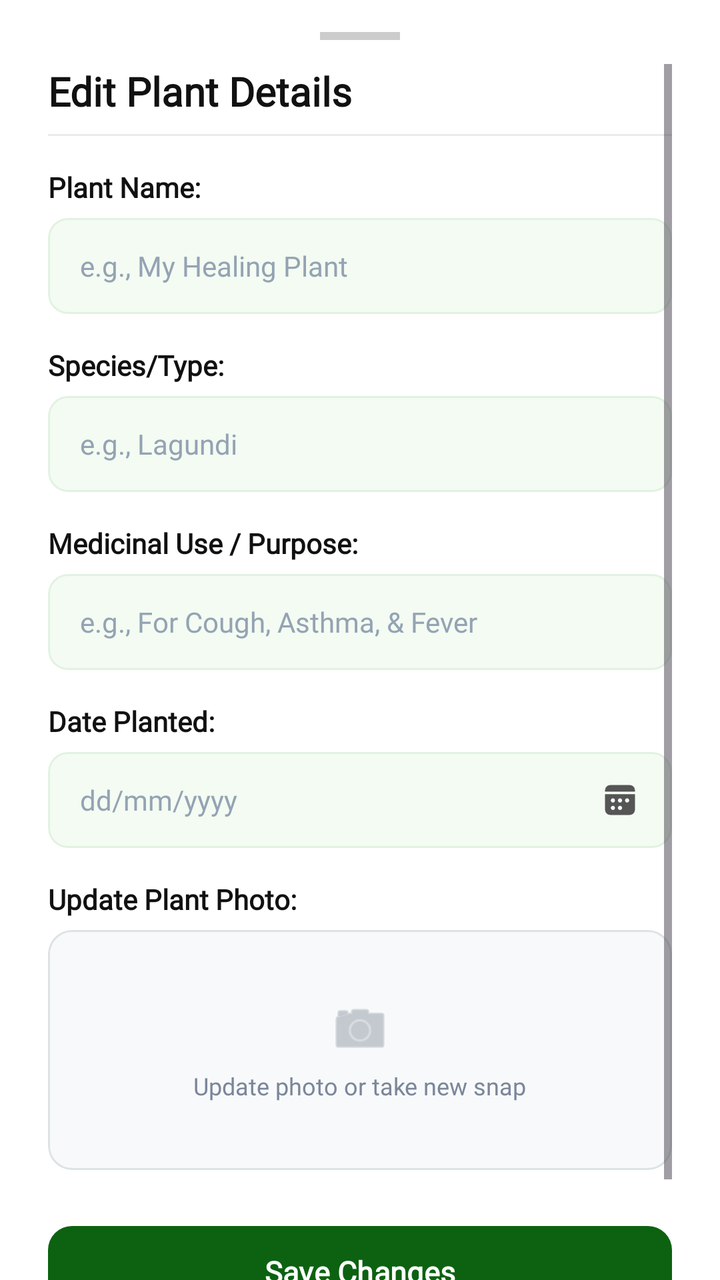
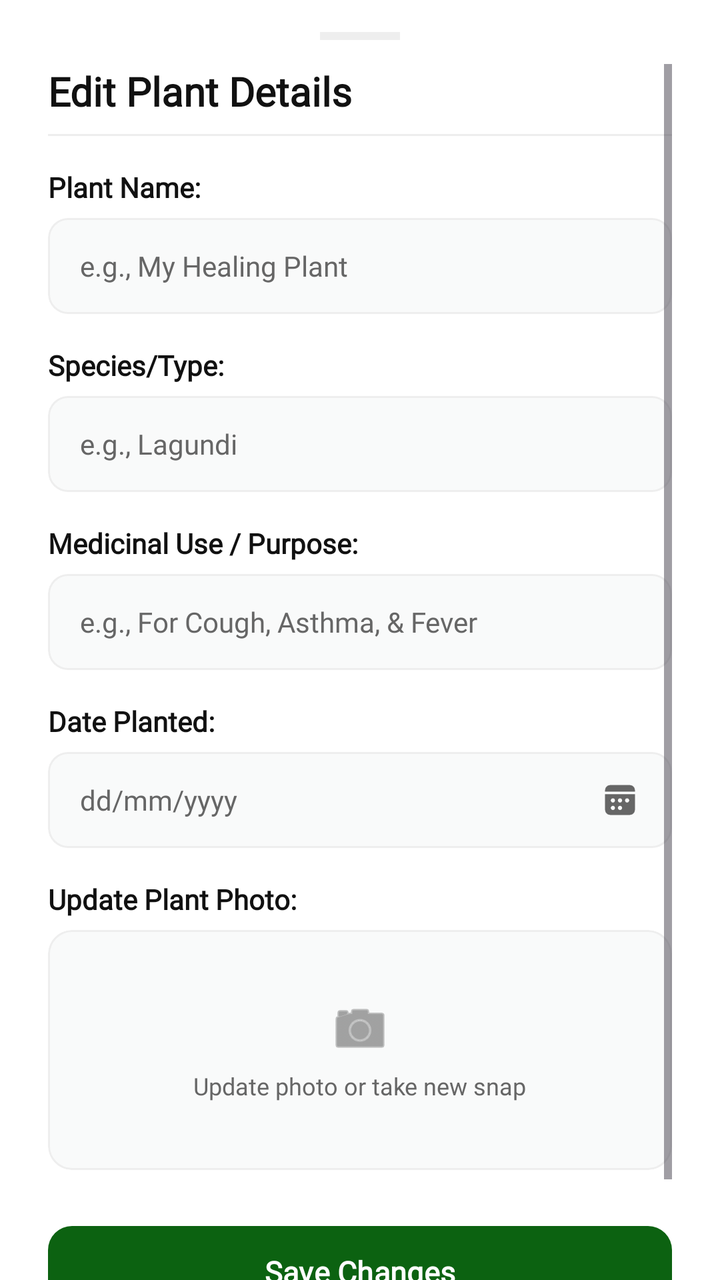

Screens rendered from an Android XML layout before and after an edit, with the pre-edit source and the edit as a unified diff.
<!-- AndroidManifest.xml: application theme Theme.SmartGrow -->
<!-- res/layout/dialog_edit_plant_sheet.xml -->
<?xml version="1.0" encoding="utf-8"?>
<androidx.constraintlayout.widget.ConstraintLayout
    xmlns:android="http://schemas.android.com/apk/res/android"
    xmlns:app="http://schemas.android.com/apk/res-auto"
    android:id="@+id/bottom_sheet_container"
    android:layout_width="match_parent"
    android:layout_height="wrap_content"
    android:background="@drawable/bg_bottom_sheet_rounded"
    android:paddingTop="16dp"
    android:paddingHorizontal="24dp">

    
    <View
        android:id="@+id/view_edit_drag_handle"
        android:layout_width="40dp"
        android:layout_height="4dp"
        android:background="#CCCCCC"
        app:layout_constraintTop_toTopOf="parent"
        app:layout_constraintEnd_toEndOf="parent"
        app:layout_constraintStart_toStartOf="parent" />

    
    <androidx.core.widget.NestedScrollView
        android:id="@+id/scroll_view_edit_plant"
        android:layout_width="match_parent"
        android:layout_height="wrap_content"
        android:layout_marginTop="12dp"
        android:scrollbars="vertical"
        android:fadeScrollbars="true"
        android:fillViewport="true"
        app:layout_constrainedHeight="true"
        app:layout_constraintTop_toBottomOf="@id/view_edit_drag_handle"
        app:layout_constraintBottom_toBottomOf="parent"
        app:layout_constraintStart_toStartOf="parent"
        app:layout_constraintEnd_toEndOf="parent">

        <LinearLayout
            android:layout_width="match_parent"
            android:layout_height="wrap_content"
            android:orientation="vertical"
            android:paddingBottom="32dp">

            <TextView
                android:id="@+id/tv_edit_plant_title"
                android:layout_width="wrap_content"
                android:layout_height="wrap_content"
                android:text="Edit Plant Details"
                android:textSize="20sp"
                android:textStyle="bold"
                android:textColor="#111111"
                android:fontFamily="@font/poppins" />

            <View
                android:layout_width="match_parent"
                android:layout_height="1dp"
                android:background="#EAEAEA"
                android:layout_marginTop="8dp"
                android:layout_marginBottom="16dp" />

            
            <TextView
                android:id="@+id/lbl_edit_plant_name"
                android:layout_width="wrap_content"
                android:layout_height="wrap_content"
                android:text="Plant Name:"
                android:textStyle="bold"
                android:textColor="#111111"
                android:textSize="14sp"
                android:fontFamily="@font/poppins" />

            <com.google.android.material.card.MaterialCardView
                android:id="@+id/card_edit_input_name"
                android:layout_width="match_parent"
                android:layout_height="48dp"
                android:layout_marginTop="6dp"
                app:cardCornerRadius="10dp"
                app:cardElevation="0dp"
                app:cardBackgroundColor="#F3FBF2"
                app:strokeWidth="1dp"
                app:strokeColor="#E2F2E1">
                <EditText
                    android:id="@+id/et_edit_plant_name"
                    android:layout_width="match_parent"
                    android:layout_height="match_parent"
                    android:background="@android:color/transparent"
                    android:hint="e.g., My Healing Plant"
                    android:textColorHint="#94A3B3"
                    android:textColor="#111111"
                    android:textSize="14sp"
                    android:fontFamily="@font/poppins"
                    android:paddingHorizontal="16dp"
                    android:inputType="textPersonName"
                    android:maxLines="1"
                    android:importantForAutofill="no" />
            </com.google.android.material.card.MaterialCardView>

            
            <TextView
                android:id="@+id/lbl_edit_plant_species"
                android:layout_width="wrap_content"
                android:layout_height="wrap_content"
                android:text="Species/Type:"
                android:textStyle="bold"
                android:textColor="#111111"
                android:textSize="14sp"
                android:fontFamily="@font/poppins"
                android:layout_marginTop="16dp" />

            <com.google.android.material.card.MaterialCardView
                android:id="@+id/card_edit_input_species"
                android:layout_width="match_parent"
                android:layout_height="48dp"
                android:layout_marginTop="6dp"
                app:cardCornerRadius="10dp"
                app:cardElevation="0dp"
                app:cardBackgroundColor="#F3FBF2"
                app:strokeWidth="1dp"
                app:strokeColor="#E2F2E1">
                <EditText
                    android:id="@+id/et_edit_plant_species"
                    android:layout_width="match_parent"
                    android:layout_height="match_parent"
                    android:background="@android:color/transparent"
                    android:hint="e.g., Lagundi"
                    android:textColorHint="#94A3B3"
                    android:textColor="#111111"
                    android:textSize="14sp"
                    android:fontFamily="@font/poppins"
                    android:paddingHorizontal="16dp"
                    android:inputType="text"
                    android:maxLines="1"
                    android:importantForAutofill="no" />
            </com.google.android.material.card.MaterialCardView>

            
            <TextView
                android:id="@+id/lbl_edit_plant_medicinal_use"
                android:layout_width="wrap_content"
                android:layout_height="wrap_content"
                android:text="Medicinal Use / Purpose:"
                android:textStyle="bold"
                android:textColor="#111111"
                android:textSize="14sp"
                android:fontFamily="@font/poppins"
                android:layout_marginTop="16dp" />

            <com.google.android.material.card.MaterialCardView
                android:id="@+id/card_edit_input_medicinal_use"
                android:layout_width="match_parent"
                android:layout_height="48dp"
                android:layout_marginTop="6dp"
                app:cardCornerRadius="10dp"
                app:cardElevation="0dp"
                app:cardBackgroundColor="#F3FBF2"
                app:strokeWidth="1dp"
                app:strokeColor="#E2F2E1">
                <EditText
                    android:id="@+id/et_edit_plant_medicinal_use"
                    android:layout_width="match_parent"
                    android:layout_height="match_parent"
                    android:background="@android:color/transparent"
                    android:hint="e.g., For Cough, Asthma, &amp; Fever"
                    android:textColorHint="#94A3B3"
                    android:textColor="#111111"
                    android:textSize="14sp"
                    android:fontFamily="@font/poppins"
                    android:paddingHorizontal="16dp"
                    android:inputType="text"
                    android:maxLines="1"
                    android:importantForAutofill="no" />
            </com.google.android.material.card.MaterialCardView>

            
            <TextView
                android:id="@+id/lbl_edit_plant_date"
                android:layout_width="wrap_content"
                android:layout_height="wrap_content"
                android:layout_marginTop="16dp"
                android:fontFamily="@font/poppins"
                android:text="Date Planted:"
                android:textColor="#111111"
                android:textSize="14sp"
                android:textStyle="bold" />

            <com.google.android.material.card.MaterialCardView
                android:id="@+id/card_edit_input_date"
                android:layout_width="match_parent"
                android:layout_height="48dp"
                android:layout_marginTop="6dp"
                app:cardCornerRadius="10dp"
                app:cardElevation="0dp"
                app:cardBackgroundColor="#F3FBF2"
                app:strokeWidth="1dp"
                app:strokeColor="#E2F2E1">
                <RelativeLayout
                    android:layout_width="match_parent"
                    android:layout_height="match_parent"
                    android:paddingHorizontal="16dp">
                    <EditText
                        android:id="@+id/et_edit_plant_date"
                        android:layout_width="match_parent"
                        android:layout_height="match_parent"
                        android:layout_toStartOf="@id/img_edit_calendar_icon"
                        android:background="@android:color/transparent"
                        android:hint="dd/mm/yyyy"
                        android:textColorHint="#94A3B3"
                        android:textColor="#111111"
                        android:textSize="14sp"
                        android:focusable="false"
                        android:clickable="true"
                        android:fontFamily="@font/poppins"
                        android:importantForAutofill="no"
                        android:inputType="none" />
                    <ImageView
                        android:id="@+id/img_edit_calendar_icon"
                        android:layout_width="20dp"
                        android:layout_height="20dp"
                        android:layout_alignParentEnd="true"
                        android:layout_centerVertical="true"
                        android:contentDescription="Calendar Icon"
                        android:src="@drawable/ic_calendar_gray"
                        app:tint="#555555" />
                </RelativeLayout>
            </com.google.android.material.card.MaterialCardView>

            
            <TextView
                android:id="@+id/lbl_edit_plant_image"
                android:layout_width="wrap_content"
                android:layout_height="wrap_content"
                android:text="Update Plant Photo:"
                android:textStyle="bold"
                android:textColor="#111111"
                android:textSize="14sp"
                android:fontFamily="@font/poppins"
                android:layout_marginTop="16dp" />

            <com.google.android.material.card.MaterialCardView
                android:id="@+id/card_edit_upload_image"
                android:layout_width="match_parent"
                android:layout_height="120dp"
                android:layout_marginTop="6dp"
                android:clickable="true"
                android:focusable="true"
                android:background="?attr/selectableItemBackground"
                app:cardCornerRadius="12dp"
                app:cardElevation="0dp"
                app:cardBackgroundColor="#F8F9FA"
                app:strokeWidth="1dp"
                app:strokeColor="#DDE2E5">
                <RelativeLayout
                    android:layout_width="match_parent"
                    android:layout_height="match_parent">
                    <LinearLayout
                        android:id="@+id/layout_edit_image_placeholder"
                        android:layout_width="wrap_content"
                        android:layout_height="wrap_content"
                        android:orientation="vertical"
                        android:gravity="center"
                        android:layout_centerInParent="true">
                        <ImageView
                            android:layout_width="32dp"
                            android:layout_height="32dp"
                            android:contentDescription="Camera Icon"
                            android:src="@android:drawable/ic_menu_camera"
                            app:tint="#A0AAB2" />
                        <TextView
                            android:layout_width="wrap_content"
                            android:layout_height="wrap_content"
                            android:text="Update photo or take new snap"
                            android:textColor="#7A869A"
                            android:textSize="12sp"
                            android:fontFamily="@font/poppins"
                            android:layout_marginTop="4dp" />
                    </LinearLayout>
                    <ImageView
                        android:id="@+id/img_edit_plant_preview"
                        android:layout_width="match_parent"
                        android:layout_height="match_parent"
                        android:scaleType="centerCrop"
                        android:contentDescription="Plant Image Preview"
                        android:visibility="gone" />
                </RelativeLayout>
            </com.google.android.material.card.MaterialCardView>

            
            <com.google.android.material.button.MaterialButton
                android:id="@+id/btn_save_plant_changes"
                android:layout_width="match_parent"
                android:layout_height="54dp"
                android:layout_marginTop="24dp"
                android:text="Save Changes"
                android:textAllCaps="false"
                android:textColor="#FFFFFF"
                android:textSize="15sp"
                android:textStyle="bold"
                android:fontFamily="@font/poppins"
                app:backgroundTint="#0C6211"
                app:cornerRadius="12dp" />

        </LinearLayout>
    </androidx.core.widget.NestedScrollView>

</androidx.constraintlayout.widget.ConstraintLayout>
<!-- resources referenced by this layout -->
<resources>
  <!-- drawable bg_bottom_sheet_rounded (drawable) -->
  <?xml version="1.0" encoding="utf-8"?>
  <shape xmlns:android="http://schemas.android.com/apk/res/android">
      <solid android:color="#FFFFFF" />
      <corners
          android:topLeftRadius="24dp"
          android:topRightRadius="24dp" />
  </shape>
  <!-- drawable ic_calendar_gray: png bitmap (drawable, 1434 bytes) -->
  <style name="Theme.SmartGrow" parent="Base.Theme.SmartGrow" />
  <style name="Base.Theme.SmartGrow" parent="Theme.Material3.DayNight.NoActionBar">
          <item name="android:windowBackground">@android:color/white</item>
          <item name="android:windowDisablePreview">true</item>
  
          
          <item name="android:statusBarColor">#FFFFFF</item>
          <item name="android:windowLightStatusBar">true</item>
  
          
          <item name="android:navigationBarColor">#FFFFFF</item>
          <item name="android:windowLightNavigationBar" tools:targetApi="o">true</item>
  
          <item name="android:windowDrawsSystemBarBackgrounds">true</item>
          <item name="android:windowTranslucentStatus">false</item>
          <item name="android:windowTranslucentNavigation">false</item>
      </style>
</resources>

<!-- the commit's change to res/layout/dialog_edit_plant_sheet.xml (unified diff, before → after) -->
@@ -5,7 +5,7 @@
     android:id="@+id/bottom_sheet_container"
     android:layout_width="match_parent"
     android:layout_height="wrap_content"
-    android:background="@drawable/bg_bottom_sheet_rounded"
+    android:background="@color/card_background"
     android:paddingTop="16dp"
     android:paddingHorizontal="24dp">
 
@@ -14,7 +14,7 @@
         android:id="@+id/view_edit_drag_handle"
         android:layout_width="40dp"
         android:layout_height="4dp"
-        android:background="#CCCCCC"
+        android:background="@color/divider"
         app:layout_constraintTop_toTopOf="parent"
         app:layout_constraintEnd_toEndOf="parent"
         app:layout_constraintStart_toStartOf="parent" />
@@ -47,13 +47,13 @@
                 android:text="Edit Plant Details"
                 android:textSize="20sp"
                 android:textStyle="bold"
-                android:textColor="#111111"
+                android:textColor="@color/text_primary"
                 android:fontFamily="@font/poppins" />
 
             <View
                 android:layout_width="match_parent"
                 android:layout_height="1dp"
-                android:background="#EAEAEA"
+                android:background="@color/divider"
                 android:layout_marginTop="8dp"
                 android:layout_marginBottom="16dp" />
 
@@ -64,7 +64,7 @@
                 android:layout_height="wrap_content"
                 android:text="Plant Name:"
                 android:textStyle="bold"
-                android:textColor="#111111"
+                android:textColor="@color/text_primary"
                 android:textSize="14sp"
                 android:fontFamily="@font/poppins" />
 
@@ -75,17 +75,17 @@
                 android:layout_marginTop="6dp"
                 app:cardCornerRadius="10dp"
                 app:cardElevation="0dp"
-                app:cardBackgroundColor="#F3FBF2"
-                app:strokeWidth="1dp"
-                app:strokeColor="#E2F2E1">
+                app:cardBackgroundColor="@color/background"
+                app:strokeWidth="1dp"
+                app:strokeColor="@color/divider">
                 <EditText
                     android:id="@+id/et_edit_plant_name"
                     android:layout_width="match_parent"
                     android:layout_height="match_parent"
                     android:background="@android:color/transparent"
                     android:hint="e.g., My Healing Plant"
-                    android:textColorHint="#94A3B3"
-                    android:textColor="#111111"
+                    android:textColorHint="@color/text_secondary"
+                    android:textColor="@color/text_primary"
                     android:textSize="14sp"
                     android:fontFamily="@font/poppins"
                     android:paddingHorizontal="16dp"
@@ -101,7 +101,7 @@
                 android:layout_height="wrap_content"
                 android:text="Species/Type:"
                 android:textStyle="bold"
-                android:textColor="#111111"
+                android:textColor="@color/text_primary"
                 android:textSize="14sp"
                 android:fontFamily="@font/poppins"
                 android:layout_marginTop="16dp" />
@@ -113,17 +113,17 @@
                 android:layout_marginTop="6dp"
                 app:cardCornerRadius="10dp"
                 app:cardElevation="0dp"
-                app:cardBackgroundColor="#F3FBF2"
-                app:strokeWidth="1dp"
-                app:strokeColor="#E2F2E1">
+                app:cardBackgroundColor="@color/background"
+                app:strokeWidth="1dp"
+                app:strokeColor="@color/divider">
                 <EditText
                     android:id="@+id/et_edit_plant_species"
                     android:layout_width="match_parent"
                     android:layout_height="match_parent"
                     android:background="@android:color/transparent"
                     android:hint="e.g., Lagundi"
-                    android:textColorHint="#94A3B3"
-                    android:textColor="#111111"
+                    android:textColorHint="@color/text_secondary"
+                    android:textColor="@color/text_primary"
                     android:textSize="14sp"
                     android:fontFamily="@font/poppins"
                     android:paddingHorizontal="16dp"
@@ -139,7 +139,7 @@
                 android:layout_height="wrap_content"
                 android:text="Medicinal Use / Purpose:"
                 android:textStyle="bold"
-                android:textColor="#111111"
+                android:textColor="@color/text_primary"
                 android:textSize="14sp"
                 android:fontFamily="@font/poppins"
                 android:layout_marginTop="16dp" />
@@ -151,17 +151,17 @@
                 android:layout_marginTop="6dp"
                 app:cardCornerRadius="10dp"
                 app:cardElevation="0dp"
-                app:cardBackgroundColor="#F3FBF2"
-                app:strokeWidth="1dp"
-                app:strokeColor="#E2F2E1">
+                app:cardBackgroundColor="@color/background"
+                app:strokeWidth="1dp"
+                app:strokeColor="@color/divider">
                 <EditText
                     android:id="@+id/et_edit_plant_medicinal_use"
                     android:layout_width="match_parent"
                     android:layout_height="match_parent"
                     android:background="@android:color/transparent"
                     android:hint="e.g., For Cough, Asthma, &amp; Fever"
-                    android:textColorHint="#94A3B3"
-                    android:textColor="#111111"
+                    android:textColorHint="@color/text_secondary"
+                    android:textColor="@color/text_primary"
                     android:textSize="14sp"
                     android:fontFamily="@font/poppins"
                     android:paddingHorizontal="16dp"
@@ -178,7 +178,7 @@
                 android:layout_marginTop="16dp"
                 android:fontFamily="@font/poppins"
                 android:text="Date Planted:"
-                android:textColor="#111111"
+                android:textColor="@color/text_primary"
                 android:textSize="14sp"
                 android:textStyle="bold" />
 
@@ -189,9 +189,9 @@
                 android:layout_marginTop="6dp"
                 app:cardCornerRadius="10dp"
                 app:cardElevation="0dp"
-                app:cardBackgroundColor="#F3FBF2"
-                app:strokeWidth="1dp"
-                app:strokeColor="#E2F2E1">
+                app:cardBackgroundColor="@color/background"
+                app:strokeWidth="1dp"
+                app:strokeColor="@color/divider">
                 <RelativeLayout
                     android:layout_width="match_parent"
                     android:layout_height="match_parent"
@@ -203,8 +203,8 @@
                         android:layout_toStartOf="@id/img_edit_calendar_icon"
                         android:background="@android:color/transparent"
                         android:hint="dd/mm/yyyy"
-                        android:textColorHint="#94A3B3"
-                        android:textColor="#111111"
+                        android:textColorHint="@color/text_secondary"
+                        android:textColor="@color/text_primary"
                         android:textSize="14sp"
                         android:focusable="false"
                         android:clickable="true"
@@ -219,7 +219,7 @@
                         android:layout_centerVertical="true"
                         android:contentDescription="Calendar Icon"
                         android:src="@drawable/ic_calendar_gray"
-                        app:tint="#555555" />
+                        app:tint="@color/text_secondary" />
                 </RelativeLayout>
             </com.google.android.material.card.MaterialCardView>
 
@@ -230,7 +230,7 @@
                 android:layout_height="wrap_content"
                 android:text="Update Plant Photo:"
                 android:textStyle="bold"
-                android:textColor="#111111"
+                android:textColor="@color/text_primary"
                 android:textSize="14sp"
                 android:fontFamily="@font/poppins"
                 android:layout_marginTop="16dp" />
@@ -245,9 +245,9 @@
                 android:background="?attr/selectableItemBackground"
                 app:cardCornerRadius="12dp"
                 app:cardElevation="0dp"
-                app:cardBackgroundColor="#F8F9FA"
-                app:strokeWidth="1dp"
-                app:strokeColor="#DDE2E5">
+                app:cardBackgroundColor="@color/background"
+                app:strokeWidth="1dp"
+                app:strokeColor="@color/divider">
                 <RelativeLayout
                     android:layout_width="match_parent"
                     android:layout_height="match_parent">
@@ -263,12 +263,12 @@
                             android:layout_height="32dp"
                             android:contentDescription="Camera Icon"
                             android:src="@android:drawable/ic_menu_camera"
-                            app:tint="#A0AAB2" />
+                            app:tint="@color/text_secondary" />
                         <TextView
                             android:layout_width="wrap_content"
                             android:layout_height="wrap_content"
                             android:text="Update photo or take new snap"
-                            android:textColor="#7A869A"
+                            android:textColor="@color/text_secondary"
                             android:textSize="12sp"
                             android:fontFamily="@font/poppins"
                             android:layout_marginTop="4dp" />
@@ -291,11 +291,11 @@
                 android:layout_marginTop="24dp"
                 android:text="Save Changes"
                 android:textAllCaps="false"
-                android:textColor="#FFFFFF"
+                android:textColor="@color/white"
                 android:textSize="15sp"
                 android:textStyle="bold"
                 android:fontFamily="@font/poppins"
-                app:backgroundTint="#0C6211"
+                app:backgroundTint="@color/primary_green"
                 app:cornerRadius="12dp" />
 
         </LinearLayout>
<!-- resource entries referenced after the edit -->
@@ -1,25 +1,24 @@
 <!-- resources referenced by this layout -->
 <resources>
-  <!-- drawable bg_bottom_sheet_rounded (drawable) -->
-  <?xml version="1.0" encoding="utf-8"?>
-  <shape xmlns:android="http://schemas.android.com/apk/res/android">
-      <solid android:color="#FFFFFF" />
-      <corners
-          android:topLeftRadius="24dp"
-          android:topRightRadius="24dp" />
-  </shape>
+  <color name="background">#F9FAFA</color>
+  <color name="card_background">#FFFFFF</color>
+  <color name="divider">#EEEEEE</color>
+  <color name="primary_green">#0C6211</color>
+  <color name="text_primary">#111111</color>
+  <color name="text_secondary">#666666</color>
+  <color name="white">#FFFFFFFF</color>
   <!-- drawable ic_calendar_gray: png bitmap (drawable, 1434 bytes) -->
   <style name="Theme.SmartGrow" parent="Base.Theme.SmartGrow" />
   <style name="Base.Theme.SmartGrow" parent="Theme.Material3.DayNight.NoActionBar">
-          <item name="android:windowBackground">@android:color/white</item>
+          <item name="android:windowBackground">@color/background</item>
           <item name="android:windowDisablePreview">true</item>
   
           
-          <item name="android:statusBarColor">#FFFFFF</item>
+          <item name="android:statusBarColor">@color/background</item>
           <item name="android:windowLightStatusBar">true</item>
   
           
-          <item name="android:navigationBarColor">#FFFFFF</item>
+          <item name="android:navigationBarColor">@color/background</item>
           <item name="android:windowLightNavigationBar" tools:targetApi="o">true</item>
   
           <item name="android:windowDrawsSystemBarBackgrounds">true</item>
